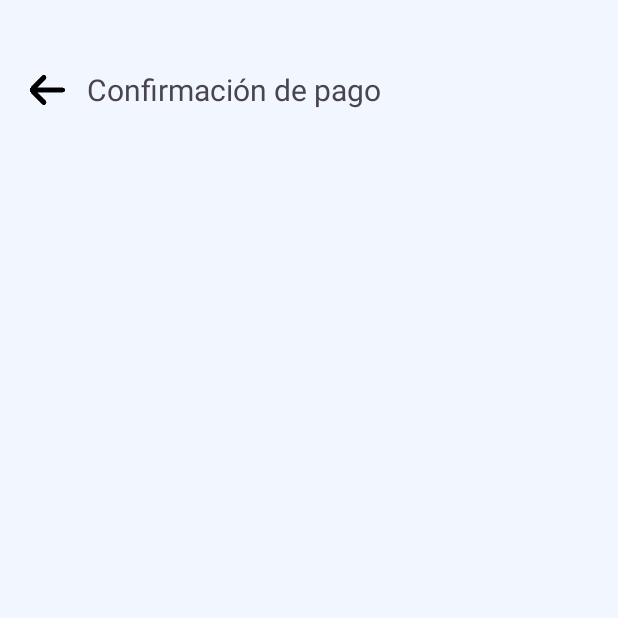
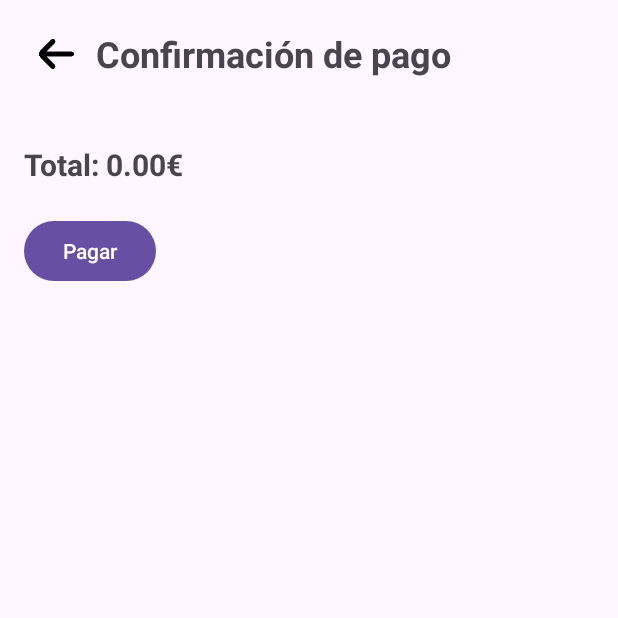
Before and after one commit to san-garcia/AndroidStudio, an Android app: the PagoActivity screen opened directly, with no data from a screen before it, on a phone screen of 412 x 824 dp, the top half of it. Run offline under Robolectric (Android 15) with nearby library versions, the phone set to English and light mode, and no system bars.

Commit message:
Restaurante

```diff
--- a/Restaurante/app/src/main/java/com/example/restaurante/CartaActivity.kt
+++ b/Restaurante/app/src/main/java/com/example/restaurante/CartaActivity.kt
@@ -30,11 +30,28 @@
 
         // Lista de productos con sus precios
         val productos = mapOf(
-            R.id.sushi1 to 5.0, R.id.sushi2 to 6.0, R.id.sushi3 to 4.5, R.id.sushi4 to 7.0, R.id.sushi5 to 5.5,
-            R.id.sushi6 to 6.5, R.id.sushi7 to 8.0, R.id.sushi8 to 7.5, R.id.poke1 to 9.0, R.id.poke2 to 10.0,
-            R.id.poke3 to 8.5, R.id.poke4 to 11.0, R.id.poke5 to 9.5, R.id.poke6 to 10.5, R.id.poke7 to 12.0,
-            R.id.poke8 to 11.5, R.id.especial1 to 13.0, R.id.especial2 to 14.0, R.id.especial3 to 12.5,
-            R.id.especial4 to 15.0, R.id.especial5 to 14.5, R.id.especial6 to 16.0
+            R.id.sushi1 to 5.0,
+            R.id.sushi2 to 6.0,
+            R.id.sushi3 to 4.5,
+            R.id.sushi4 to 7.0,
+            R.id.sushi5 to 5.5,
+            R.id.sushi6 to 6.5,
+            R.id.sushi7 to 8.0,
+            R.id.sushi8 to 7.5,
+            R.id.poke1 to 9.0,
+            R.id.poke2 to 10.0,
+            R.id.poke3 to 8.5,
+            R.id.poke4 to 11.0,
+            R.id.poke5 to 9.5,
+            R.id.poke6 to 10.5,
+            R.id.poke7 to 12.0,
+            R.id.poke8 to 11.5,
+            R.id.especial1 to 13.0,
+            R.id.especial2 to 14.0,
+            R.id.especial3 to 12.5,
+            R.id.especial4 to 15.0,
+            R.id.especial5 to 14.5,
+            R.id.especial6 to 16.0
         )
 
         // Agregar listeners a las imágenes para sumar al total
@@ -47,12 +64,29 @@
         }
 
         /*Declaro el boton de pagar para redirigirme a la confirmación de pago*/
-        val botonPago : Button = findViewById(R.id.pago)
+        val botonPago: Button = findViewById(R.id.pago)
 
         /*Accion que se hace cuando el usuario ya ha elegido lo que quiere y el camarero le da a pagar*/
         botonPago.setOnClickListener {
-            val intent = Intent(this, PagoActivity::class.java)
+            val productosSeleccionados = mutableListOf<String>()
+            for ((id, _) in productos) {
+                val producto = findViewById<ImageButton>(id)
+                // Aquí añadimos la lógica para ver si el producto fue seleccionado.
+                if (producto.isPressed) {
+                    productosSeleccionados.add("Producto $id")  // O usa el nombre del producto
+                }
+            }
+
+            // Crear el Intent y pasar los productos seleccionados
+            val intent = Intent(this, PagoActivity::class.java).apply {
+                putExtra("productos", ArrayList(productosSeleccionados))  // Asegúrate de pasar el ArrayList correctamente
+                putExtra("total", total)
+            }
             startActivity(intent)
+
+
+
+
         }
     }
 }
--- a/Restaurante/app/src/main/java/com/example/restaurante/PagoActivity.kt
+++ b/Restaurante/app/src/main/java/com/example/restaurante/PagoActivity.kt
@@ -2,15 +2,42 @@
 
 import android.content.Intent
 import android.os.Bundle
+import android.widget.ListView
+import android.widget.TextView
+import android.widget.ArrayAdapter
+import android.widget.Button
 import android.widget.ImageButton
-import androidx.activity.enableEdgeToEdge
 import androidx.appcompat.app.AppCompatActivity
 
 class PagoActivity : AppCompatActivity() {
+
     override fun onCreate(savedInstanceState: Bundle?) {
         super.onCreate(savedInstanceState)
-        enableEdgeToEdge()
         setContentView(R.layout.activity_pago)
+
+        // Recibimos los datos del Intent
+        val productos = intent.getStringArrayListExtra("productos") ?: arrayListOf()
+        val total = intent.getDoubleExtra("total", 0.0)
+
+        // Encontramos el ListView y el TextView para el total
+        val listaProductos = findViewById<ListView>(R.id.lv_productos)
+        val totalTextView = findViewById<TextView>(R.id.tv_total)
+        val botonPagar = findViewById<Button>(R.id.btnPagar)
+
+        // Configuramos el adaptador para mostrar los productos seleccionados
+        val adaptador = ArrayAdapter(this, android.R.layout.simple_list_item_1, productos)
+        listaProductos.adapter = adaptador
+
+        // Mostramos el total
+        totalTextView.text = "Total: %.2f€".format(total)
+
+        // Configuramos el botón de pagar
+        botonPagar.setOnClickListener {
+            // Borra el total cuando se presiona el botón
+            totalTextView.text = "Total: 0.00€" // O puedes ponerlo como un texto vacío si prefieres
+            // También podrías hacer otras acciones de pago, por ejemplo, navegar a otra pantalla si es necesario
+            // Por ahora, dejamos que solo borre el total.
+        }
 
         // Botón para volver a la pantalla anterior
         val botonAtras: ImageButton = findViewById(R.id.flecha)
@@ -19,6 +46,4 @@
             startActivity(intent)
         }
     }
-
-
 }
--- a/Restaurante/app/src/main/res/layout/activity_pago.xml
+++ b/Restaurante/app/src/main/res/layout/activity_pago.xml
@@ -2,17 +2,14 @@
 <LinearLayout xmlns:android="http://schemas.android.com/apk/res/android"
     android:layout_width="match_parent"
     android:layout_height="match_parent"
-    xmlns:app="http://schemas.android.com/apk/res-auto"
     android:orientation="vertical"
-    android:padding="10dp"
-    android:background="#f2f6ff">
+    android:padding="16dp">
 
     <LinearLayout
-        android:layout_width="match_parent"
+        android:layout_width="wrap_content"
         android:layout_height="wrap_content"
-        android:gravity="center_vertical"
         android:orientation="horizontal"
-        android:layout_marginTop="30dp">
+        android:gravity="center_vertical">
 
         <ImageButton
             android:id="@+id/flecha"
@@ -23,13 +20,35 @@
             android:src="@drawable/flecha" />
 
         <TextView
-            android:id="@+id/tv_carta"
+            android:id="@+id/tv_confirmar_pago"
             android:layout_width="wrap_content"
             android:layout_height="wrap_content"
-            android:layout_marginStart="8dp"
             android:text="Confirmación de pago"
-            android:textSize="20sp" />
+            android:textSize="24sp"
+            android:textStyle="bold"
+            android:layout_marginStart="8dp" />
     </LinearLayout>
 
+    <ListView
+        android:id="@+id/lv_productos"
+        android:layout_width="match_parent"
+        android:layout_height="wrap_content"
+        android:layout_marginTop="20dp" />
+
+    <TextView
+        android:id="@+id/tv_total"
+        android:layout_width="wrap_content"
+        android:layout_height="wrap_content"
+        android:text="Total: "
+        android:textSize="20sp"
+        android:layout_marginTop="20dp"
+        android:textStyle="bold" />
+
+    <Button
+        android:id="@+id/btnPagar"
+        android:layout_width="wrap_content"
+        android:layout_height="wrap_content"
+        android:text="Pagar"
+        android:layout_marginTop="20dp" />
 
 </LinearLayout>
```
